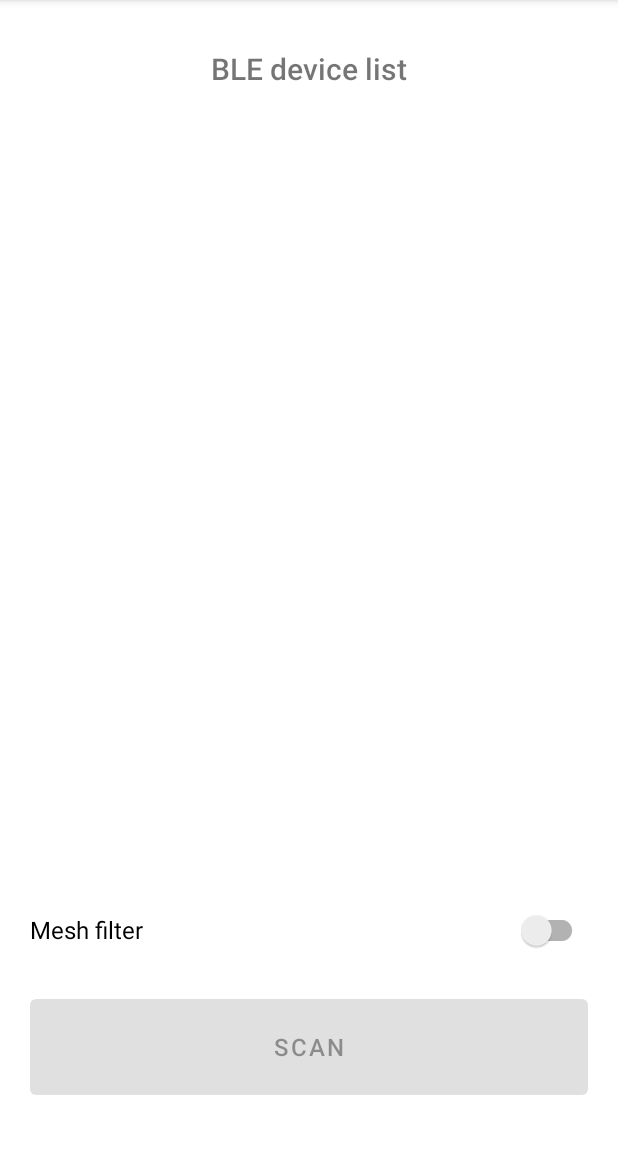
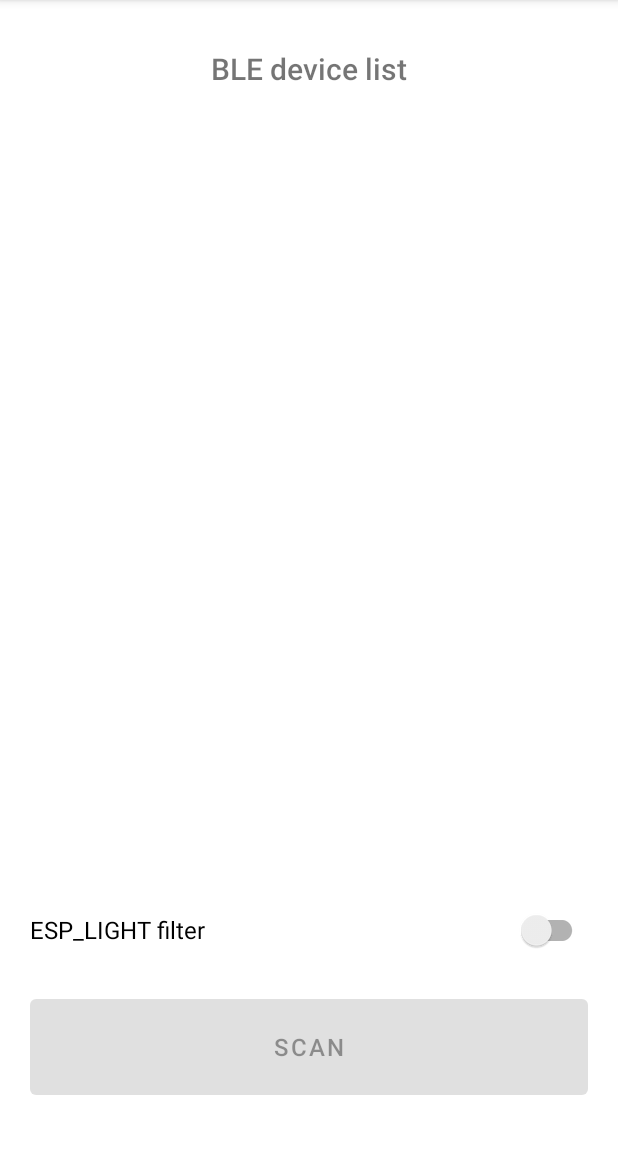
Before and after one commit to AndrewLaptev/ble_light_mobile, an Android app: the MainActivity screen opened directly, with no data from a screen before it, after a tap on "SCAN", on a phone screen of 412 x 824 dp, the part 84-1236 px from its top. Run offline under Robolectric (Android 15) with nearby library versions, the phone set to English and light mode, and no system bars; 1 statement that could not run was skipped.

Commit message:
fix: change BLE scan filter

```diff
--- a/app/src/main/java/com/example/scanner_1/ControlActivity.java
+++ b/app/src/main/java/com/example/scanner_1/ControlActivity.java
@@ -223,8 +223,7 @@ public class ControlActivity extends AppCompatActivity {
                                     "Readable!",
                                     Toast.LENGTH_SHORT).show();
                         } else if ((charaProp - BluetoothGattCharacteristic.PROPERTY_NOTIFY) == 0) {
-                            mNotifyCharacteristic = characteristic;
-                            mBluetoothLeService.setCharacteristicNotification(characteristic, true);
+                            mBluetoothLeService.setCharacteristicNotification(mNotifyCharacteristic, true);
                             Toast.makeText(ControlActivity.this,
                                     "Notify!",
                                     Toast.LENGTH_SHORT).show();
--- a/app/src/main/java/com/example/scanner_1/MainActivity.java
+++ b/app/src/main/java/com/example/scanner_1/MainActivity.java
@@ -53,7 +53,7 @@ public class MainActivity extends AppCompatActivity {
     ListAdapter adapterLeScanResult;
 
     private boolean mScanning;
-    private boolean meshFilter;
+    private boolean nodeFilter;
 
     private static final int REQUEST_ENABLE_BLUETOOTH = 1;
     private static final int ACCESS_BLUETOOTH_PERMISSION = 85;
@@ -102,7 +102,7 @@ public class MainActivity extends AppCompatActivity {
         btnMeshFilter.setOnCheckedChangeListener(new CompoundButton.OnCheckedChangeListener() {
             @Override
             public void onCheckedChanged(CompoundButton buttonView, boolean isChecked) {
-                meshFilter = isChecked;
+                nodeFilter = isChecked;
             }
         });
 
@@ -258,9 +258,9 @@ public class MainActivity extends AppCompatActivity {
             }, SCAN_PERIOD);
 
             //scan specified devices only with ScanFilter
-            if (meshFilter) {
+            if (nodeFilter) {
                 ScanFilter scanFilter = new ScanFilter.Builder()
-                                .setServiceUuid(BluetoothLeService.PARCEL_MESH_PROXY_UUID)
+                                .setServiceUuid(BluetoothLeService.PARCEL_FILTER_SERVICE_UUID)
                                 .build();
                 List<ScanFilter> scanFilters = new ArrayList<ScanFilter>();
                 scanFilters.add(scanFilter);
--- a/app/src/main/res/layout/activity_main.xml
+++ b/app/src/main/res/layout/activity_main.xml
@@ -52,7 +52,7 @@
         android:layout_marginEnd="4dp"
         android:checked="false"
         android:showText="true"
-        android:text="Mesh filter"
+        android:text="ESP_LIGHT filter"
         android:textOff="OFF"
         android:textOn="ON"
         android:textSize="16sp"
```
Also changed, not shown: app/src/main/java/com/example/scanner_1/AllGattServices.java (+11 -14 lines), app/src/main/java/com/example/scanner_1/BluetoothLeService.java (+2 -15 lines).
